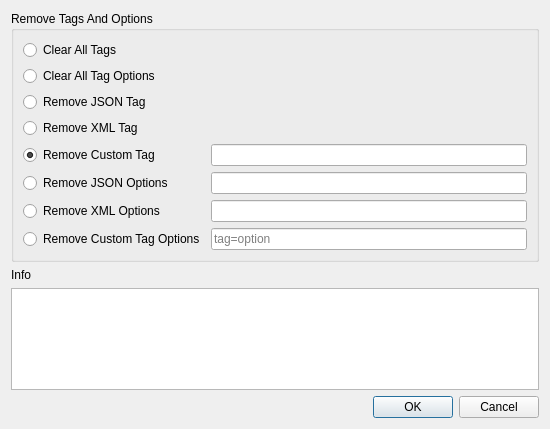
This is liteidex/src/plugins/golangedit/goremovetagsdialog.ui in visualfc/liteide as Qt 5 draws it before an edit. The edited form follows.
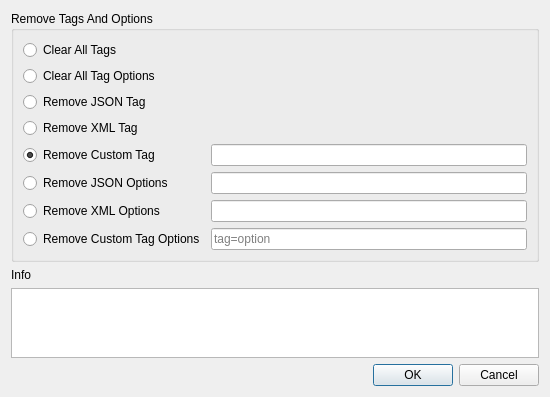
This is the edited form.

Commit message: resize ui window

Diff of the .ui file:
```diff
--- a/liteidex/src/plugins/golangedit/goremovetagsdialog.ui
+++ b/liteidex/src/plugins/golangedit/goremovetagsdialog.ui
@@ -7,7 +7,7 @@
     <x>0</x>
     <y>0</y>
     <width>550</width>
-    <height>429</height>
+    <height>360</height>
    </rect>
   </property>
   <property name="windowTitle">
```
The commit also changes 1 other file.
